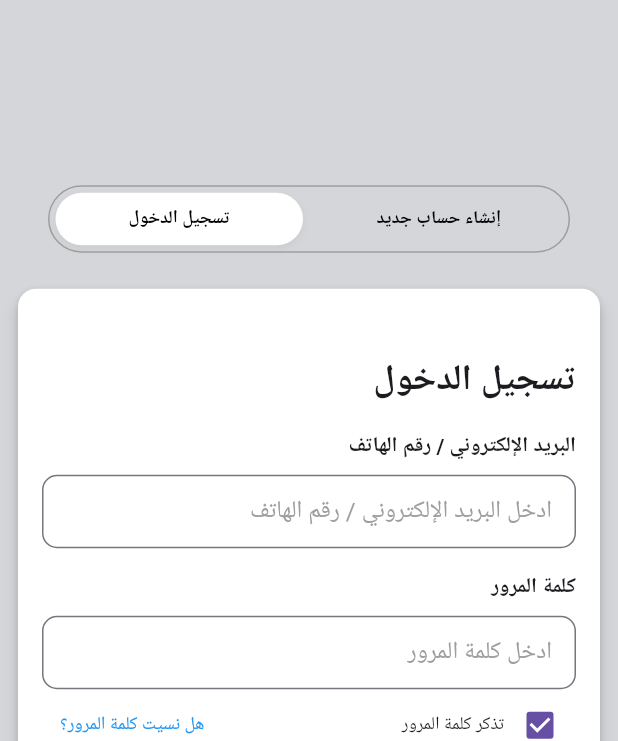
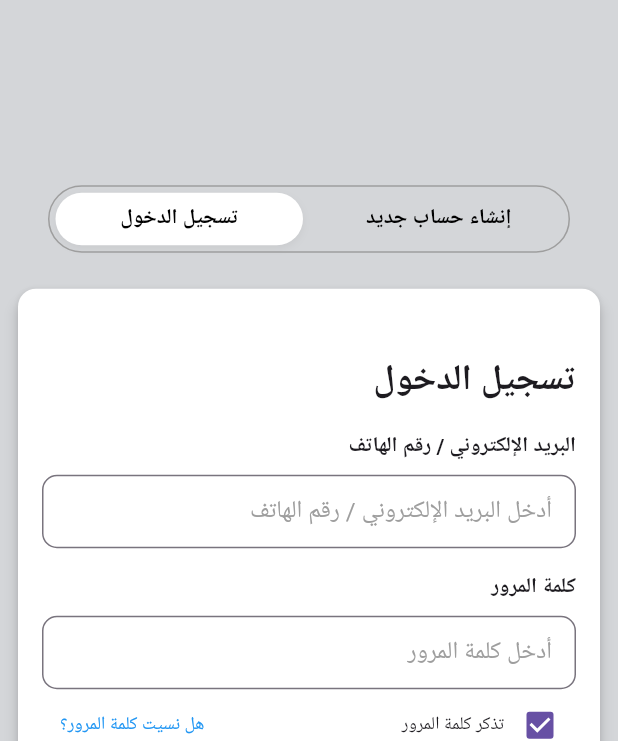
Before and after one commit to kziad551/Complatint-App, a Flutter app: the screen it shows after launch, on a phone screen of 412 x 824 dp. Shown: the top 741 px of the screen. Run offline on Flutter 3.47's test engine with Material 3 defaults, Android fonts, the phone set to English and light mode, and no system bars; our stand-ins replace image_picker.

Commit message:
finishing the UI

```diff
--- a/lib/screens/complaint_form.dart
+++ b/lib/screens/complaint_form.dart
@@ -54,7 +54,7 @@ Widget _card(VoidCallback onTap, bool isSelected, BuildContext context) {
             children: [
               const Center(
                 child: Text(
-                  'اضافة شكوى',
+                  'إضافة شكوى',
                   style: TextStyle(
                     fontSize: 28,
                     fontWeight: FontWeight.bold,
@@ -119,7 +119,7 @@ Widget _card(VoidCallback onTap, bool isSelected, BuildContext context) {
           ),
           // Bottom button
           CustomActionButton(
-            title: 'اضافة شكوى',
+            title: 'إضافة شكوى',
             titleSize: 16,
             backgroundColor: isSelected ? const Color(0xFFBA110C) : Colors.grey,
             onPressed: isSelected
--- a/lib/screens/complaint_form_cat.dart
+++ b/lib/screens/complaint_form_cat.dart
@@ -45,7 +45,7 @@ class _ComplaintFormCatState extends State<ComplaintFormCat> {
               children: [
                 const Center(
                   child: Text(
-                    'اضافة شكوى مياه',
+                    'إضافة شكوى مياه',
                     style: TextStyle(
                       fontSize: 28,
                       fontWeight: FontWeight.bold,
@@ -79,7 +79,7 @@ class _ComplaintFormCatState extends State<ComplaintFormCat> {
             ),
             // Bottom button
             CustomActionButton(
-              title: 'اضافة شكوى',
+              title: 'إضافة شكوى',
               titleSize: 16,
               backgroundColor: selectedCategory != null
                   ? const Color(0xFFBA110C)
--- a/lib/screens/complaint_rating.dart
+++ b/lib/screens/complaint_rating.dart
@@ -88,7 +88,7 @@ Widget _card(
 
             // Small Title
             const Text(
-              'اعطي تقييم للشكاوي',
+              'أعطي تقييم للشكاوي',
               style: TextStyle(fontSize: 14, fontWeight: FontWeight.bold),
             ),
             const SizedBox(height: 8),
@@ -195,7 +195,7 @@ Widget _card(
               maxLines: 4,
               style: const TextStyle(fontSize: 16),
               decoration: InputDecoration(
-                hintText: 'ادخل الفئة',
+                hintText: 'أدخل الفئة',
                 border: OutlineInputBorder(
                   borderRadius: BorderRadius.circular(8.0),
                 ),
@@ -203,7 +203,7 @@ Widget _card(
             ),
             const SizedBox(height: 20),
             CustomActionButton(
-              title: "اضافة تعليق",
+              title: "إضافة تعليق",
               titleSize: 16,
               backgroundColor: const Color(0xFFBA110C),
               onPressed: isRatingEnabled
--- a/lib/screens/home_page.dart
+++ b/lib/screens/home_page.dart
@@ -59,7 +59,7 @@ class _HomePageState extends State<HomePage> {
               ),
               // const SizedBox(height: 100),
               CustomActionButton(
-                title: 'اضافة شكوى',
+                title: 'إضافة شكوى',
                 titleSize: 16,
                 backgroundColor: const Color(0xFFBA110C),
                 onPressed: () {
--- a/lib/widgets/custom_action_button.dart
+++ b/lib/widgets/custom_action_button.dart
@@ -5,6 +5,7 @@ class CustomActionButton extends StatelessWidget {
   final String title;
   final double titleSize;
   final Color backgroundColor;
+  final bool isFull;
 
   const CustomActionButton({
     super.key,
@@ -12,12 +13,13 @@ class CustomActionButton extends StatelessWidget {
     required this.title,
     required this.titleSize,
     required this.backgroundColor,
+    this.isFull = true,
   });
 
   @override
   Widget build(BuildContext context) {
     return SizedBox(
-      width: double.infinity,
+      width: isFull ? double.infinity : 2 * MediaQuery.of(context).size.width / 5,
       child: ElevatedButton(
         onPressed: onPressed,
         style: ElevatedButton.styleFrom(
--- a/lib/widgets/footer_widget.dart
+++ b/lib/widgets/footer_widget.dart
@@ -13,6 +13,7 @@ class FooterWidget extends StatelessWidget {
         image: DecorationImage(
           image: AssetImage('assets/images/footer_waves.png'),
           fit: BoxFit.cover,
+          alignment: Alignment.center,
         ),
         color: Color(0xFFBC0019),
       ),
@@ -64,7 +65,7 @@ class FooterWidget extends StatelessWidget {
                 child: const Text(
                   'القائمة',
                   style: TextStyle(
-                    fontSize: 14,
+                    fontSize: 16,
                     fontWeight: FontWeight.bold,
                   ),
                 ),
@@ -81,7 +82,7 @@ class FooterWidget extends StatelessWidget {
                 "giz",
                 style: TextStyle(
                   color: Colors.white,
-                  fontSize: 20,
+                  fontSize: 32,
                   fontWeight: FontWeight.bold,
                 ),
               ),
--- a/lib/widgets/login_form.dart
+++ b/lib/widgets/login_form.dart
@@ -39,12 +39,12 @@ class LoginForm extends StatelessWidget {
             const SizedBox(height: 16),
             const CustomInputField(
               label: 'البريد الإلكتروني / رقم الهاتف',
-              hint: 'ادخل البريد الإلكتروني / رقم الهاتف',
+              hint: 'أدخل البريد الإلكتروني / رقم الهاتف',
             ),
             const SizedBox(height: 16),
             const CustomInputField(
               label: 'كلمة المرور',
-              hint: 'ادخل كلمة المرور',
+              hint: 'أدخل كلمة المرور',
               obscureText: true,
             ),
             Row(
--- a/lib/widgets/sign_up_form.dart
+++ b/lib/widgets/sign_up_form.dart
@@ -34,32 +34,32 @@ class SignUpForm extends StatelessWidget {
             const SizedBox(height: 16),
             const CustomInputField(
               label: 'البريد الإلكتروني',
-              hint: 'ادخل البريد الإلكتروني',
+              hint: 'أدخل البريد الإلكتروني',
             ),
             const SizedBox(height: 16),
             const CustomInputField(
               label: 'الاسم الثلاثي',
-              hint: 'ادخل الاسم الثلاثي',
+              hint: 'أدخل الاسم الثلاثي',
             ),
             const SizedBox(height: 16),
             const CustomInputField(
               label: 'الهاتف',
-              hint: 'ادخل الهاتف',
+              hint: 'أدخل الهاتف',
             ),
             const SizedBox(height: 16),
             const CustomInputField(
               label: 'طريقة الاستلام',
-              hint: 'ادخل طريقة الاستلام',
+              hint: 'أدخل طريقة الاستلام',
             ),
             const SizedBox(height: 16),
             const CustomInputField(
               label: 'رقم الهوية او استخدم NFC',
-              hint: 'ادخل رقم الهوية او استخدم NFC',
+              hint: 'أدخل رقم الهوية او استخدم NFC',
             ),
             const SizedBox(height: 16),
             const CustomInputField(
               label: 'كلمة المرور',
-              hint: 'ادخل كلمة المرور',
+              hint: 'أدخل كلمة المرور',
               obscureText: true,
             ),
             const SizedBox(height: 20),
--- a/lib/widgets/toggle_tabs.dart
+++ b/lib/widgets/toggle_tabs.dart
@@ -78,7 +78,7 @@ class ToggleTabs extends StatelessWidget {
         ),
         child: Text(
           label,
-          style: const TextStyle(fontSize: 12, fontWeight: FontWeight.bold),
+          style: const TextStyle(fontSize: 14, fontWeight: FontWeight.bold),
         ),
       ),
     );
```
Also changed, not shown: lib/screens/add_complaint_form.dart (+5 -5 lines), lib/screens/complaint_list_details.dart (+9 -23 lines), lib/screens/settings.dart (+53 -92 lines).
